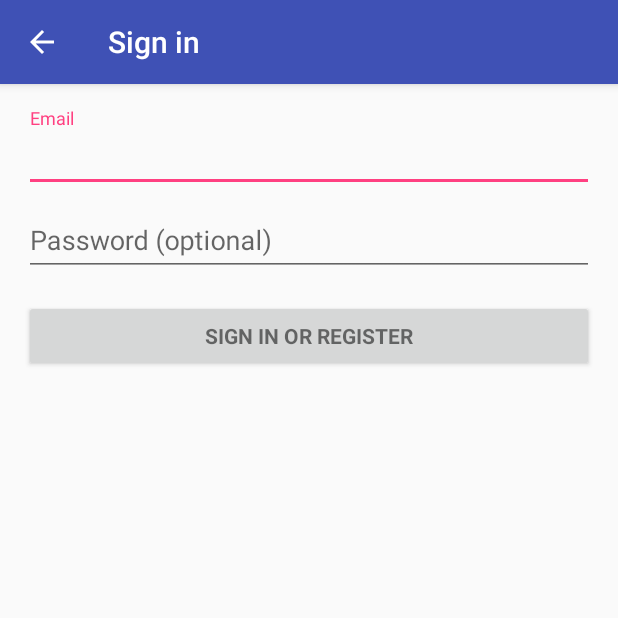
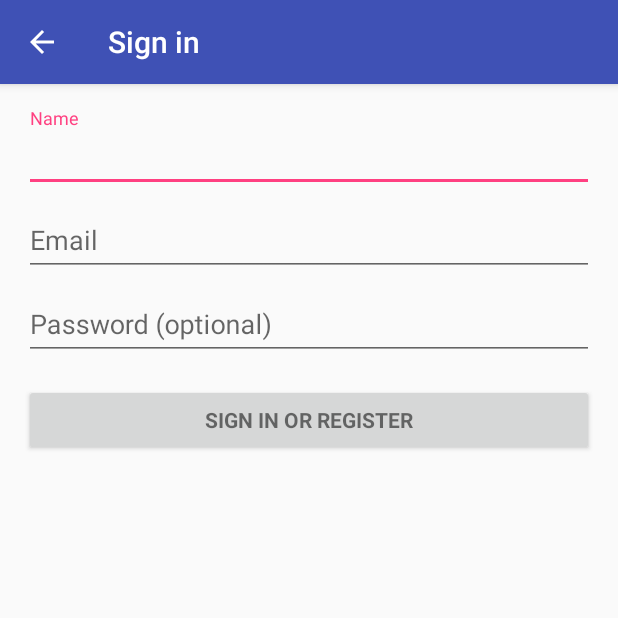
Before and after one commit to Jesusfi/Toyota, an Android app: the SignUpActivity screen opened directly, with no data from a screen before it, on a phone screen of 412 x 824 dp, the top half of it. Run offline under Robolectric (Android 15) with nearby library versions, the phone set to English and light mode, and no system bars; our stand-ins replace Firebase (no records; nobody signed in at launch, a user with empty details on screens opened directly).

```diff
--- a/app/src/main/res/layout/activity_sign_up.xml
+++ b/app/src/main/res/layout/activity_sign_up.xml
@@ -29,6 +29,20 @@
             android:layout_width="match_parent"
             android:layout_height="wrap_content"
             android:orientation="vertical">
+            <android.support.design.widget.TextInputLayout
+                android:layout_width="match_parent"
+                android:layout_height="wrap_content">
+
+                <AutoCompleteTextView
+                    android:id="@+id/firstName"
+                    android:layout_width="match_parent"
+                    android:layout_height="wrap_content"
+                    android:hint="Name"
+                    android:inputType="textEmailAddress"
+                    android:maxLines="1"
+                    android:singleLine="true" />
+
+            </android.support.design.widget.TextInputLayout>
 
             <android.support.design.widget.TextInputLayout
                 android:layout_width="match_parent"
```
Also changed, not shown: app/src/main/ic_launcher-web.png (added), app/src/main/res/mipmap-hdpi/ic_launcher.png, app/src/main/res/mipmap-mdpi/ic_launcher.png, app/src/main/res/mipmap-xhdpi/ic_launcher.png, app/src/main/res/mipmap-xxhdpi/ic_launcher.png, app/src/main/res/mipmap-xxxhdpi/ic_launcher.png.
